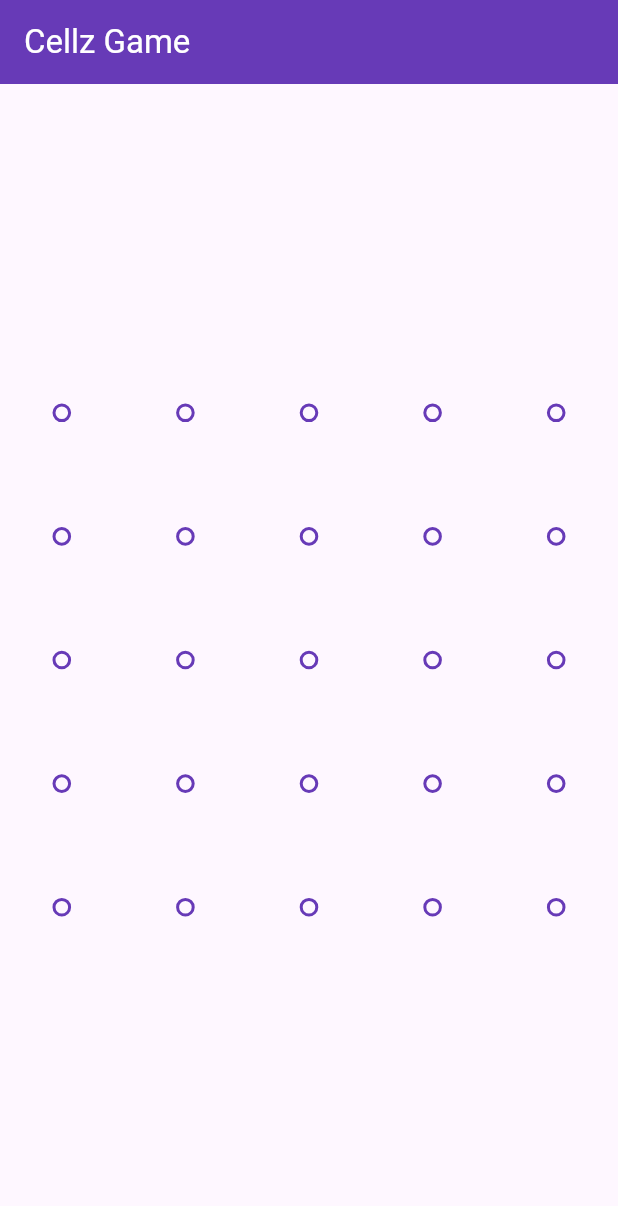
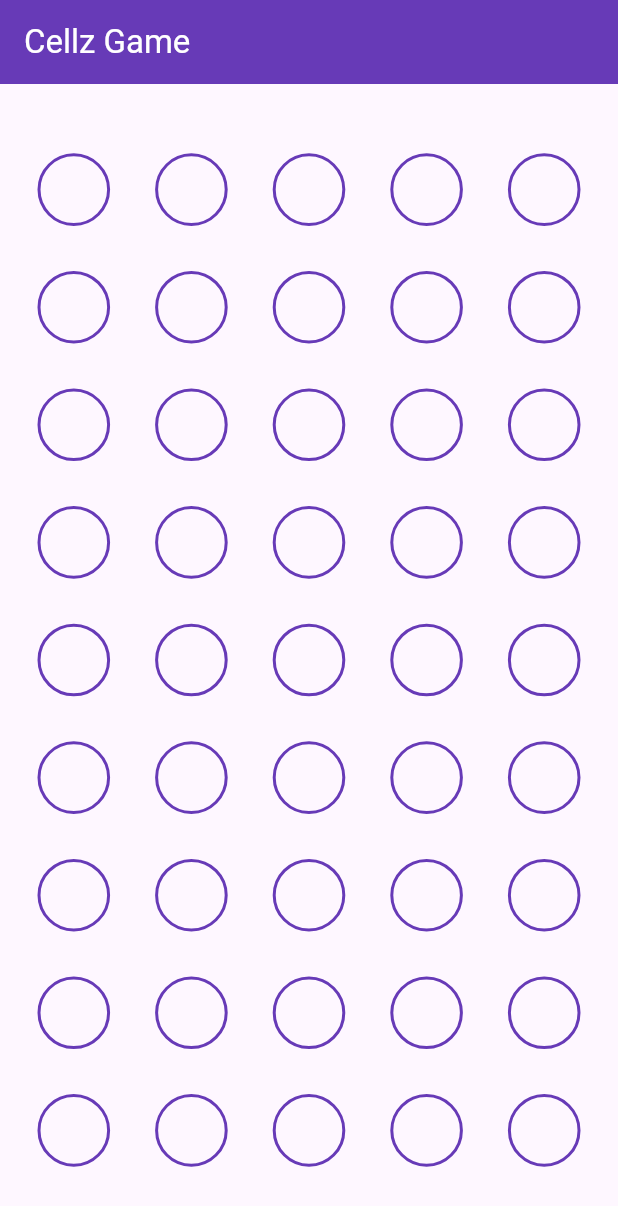
Before and after one commit to HaseebKahn365/cellz, a Flutter app: the screen it shows after launch, on a phone screen of 412 x 824 dp. Shown: the top 1206 px of the screen. Run offline on Flutter 3.47's test engine with Material 2 defaults, Android fonts, the phone set to English and light mode, and no system bars.

Commit message:
Made the UI flexible to take any number of ixj

```diff
--- a/lib/main.dart
+++ b/lib/main.dart
@@ -616,47 +616,43 @@ class _cellzGameState extends State<cellzGame> {
   Widget createPoints(int rows, int colums) {
     //this functions returns the PointsUI objects in a grid view
 
-    return GridView.builder(
+    return Padding(
+      padding: const EdgeInsets.symmetric(horizontal: 10.0),
+      child: GridView.builder(
         shrinkWrap: true,
         itemCount: rows * colums,
         gridDelegate: SliverGridDelegateWithFixedCrossAxisCount(
-        crossAxisCount: 5,
+          crossAxisCount: rows,
           crossAxisSpacing: 0.0,
           mainAxisSpacing: 0.0,
         ),
         itemBuilder: (BuildContext context, int index) {
           return GestureDetector(
             onTap: () {
-            //check if the point is disabled or not
-            if (allPoints[index].isDisabled == false) {
-              //check if the point is already selected or not
-              if (allPoints[index].isSelected == false) {
-                //check if the point is already marked or not
-                if (allPoints[index].isMarked == false) {
-                  //check if the point is already untouched or not
+              //if untoched then make it selected and vice versa
               if (allPoints[index].isUntouched == true) {
-                    //mark the point as selected
                 setState(() {
+                  allPoints[index].isUntouched = false;
                   allPoints[index].isSelected = true;
-                      allPoints[index].isUntouched = false;
-                      //add the point to the usedPoints list
-                      usedPoints.add(allPoints[index]);
                 });
-                  }
-                }
-              }
+              } else {
+                setState(() {
+                  allPoints[index].isUntouched = true;
+                  allPoints[index].isSelected = false;
+                });
               }
             },
             child: Container(
               //use a margin of 30 if the current index Point has property isSelected == true
 
-            margin: (allPoints[index].isSelected == true) ? EdgeInsets.all(30) : EdgeInsets.all(35),
+              margin: (allPoints[index].isSelected == true) ? EdgeInsets.all(13) : EdgeInsets.all(15),
               child: PointUi(
                 allPoints[index],
               ),
             ),
           );
         },
+      ),
     );
   }
 
@@ -680,7 +676,7 @@ class _cellzGameState extends State<cellzGame> {
               child: Column(
                 mainAxisAlignment: MainAxisAlignment.center,
                 children: [
-                  createPoints(5, 5),
+                  createPoints(5, 9),
                 ],
               ),
             ),
```
Lines whose indentation alone changed are shown as unchanged.
